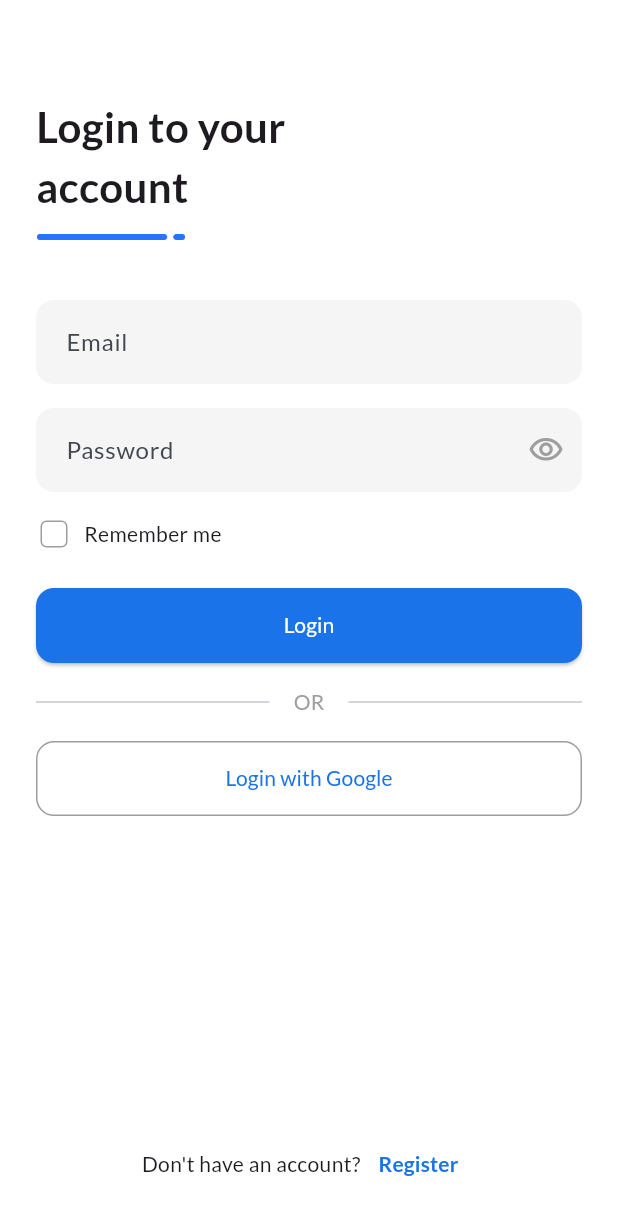
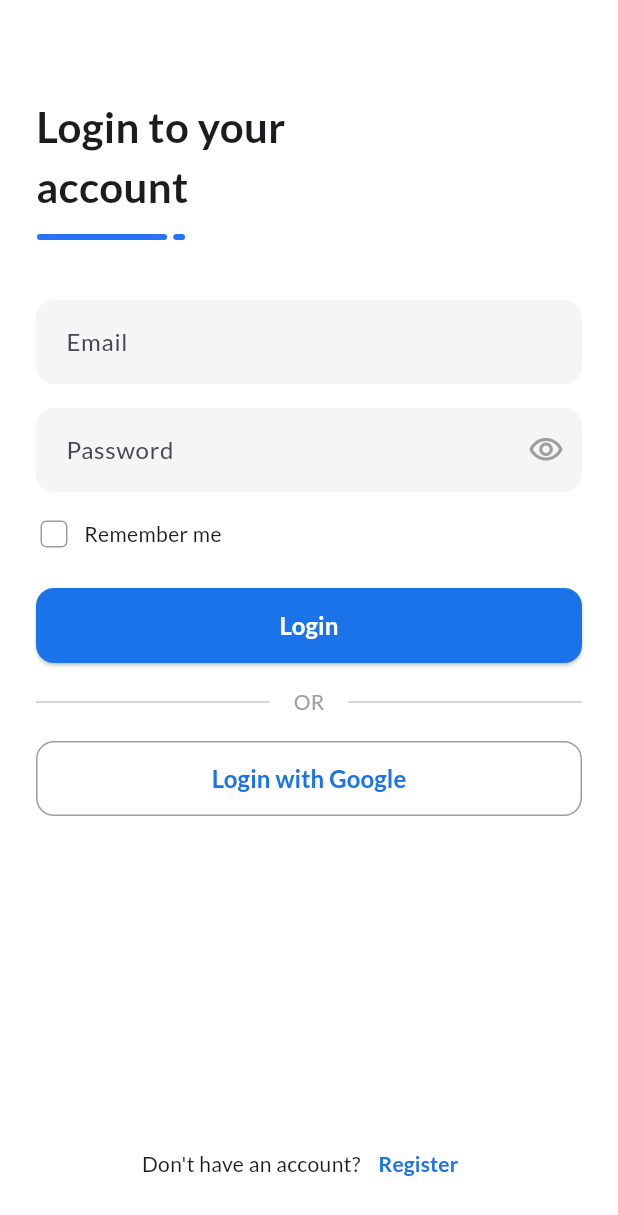
Before and after one commit to Sokmeak/Mobile-Development, a Flutter app: the screen it shows after launch, on a phone screen of 412 x 824 dp. Shown: the top 1215 px of the screen. Run offline on Flutter 3.47's test engine with Material 3 defaults, Android fonts, the phone set to English and light mode, and no system bars; our stand-ins replace google_fonts.

Commit message:
add some font size and font weight

```diff
--- a/lib/screens/home_screen.dart
+++ b/lib/screens/home_screen.dart
@@ -30,7 +30,10 @@ class HomePage extends StatelessWidget {
                     Navigator.pushReplacementNamed(context, '/login');
                   },
                   style: ElevatedButton.styleFrom(backgroundColor: Colors.red),
-                  child: const Text('Log Out'),
+                  child: const Text('Log Out', style:  TextStyle(
+                  fontSize: 16,
+                  fontWeight: FontWeight.bold,
+                ),),
                 ),
               ],
             ),
--- a/lib/screens/login_screen.dart
+++ b/lib/screens/login_screen.dart
@@ -111,7 +111,10 @@ class _LoginPageState extends State<LoginPage> {
                 onPressed: () {
                   Navigator.pushReplacementNamed(context, '/home');
                 },
-                child: const Text('Login'),
+                child: const Text('Login',style: TextStyle(
+                  fontSize: 16,
+                  fontWeight: FontWeight.bold,
+                ),),
               ),
               const SizedBox(height: 16),
 
@@ -140,7 +143,10 @@ class _LoginPageState extends State<LoginPage> {
                     borderRadius: BorderRadius.circular(12),
                   ),
                 ),
-                child: const Text('Login with Google'),
+                child: const Text('Login with Google', style: TextStyle(
+                  fontSize: 16,
+                  fontWeight: FontWeight.bold,
+                ),),
               ),
 
               const Spacer(),
--- a/lib/screens/register_screen.dart
+++ b/lib/screens/register_screen.dart
@@ -152,7 +152,10 @@ class _RegisterPageState extends State<RegisterPage> {
                 onPressed: _agreeToTerms ? () {
                   Navigator.pushReplacementNamed(context, '/home');
                 } : null,
-                child: const Text('Register'),
+                child: const Text('Register',style: TextStyle(
+                  fontSize: 16,
+                  fontWeight: FontWeight.bold,
+                ),),
               ),
 
               const Spacer(),
```
